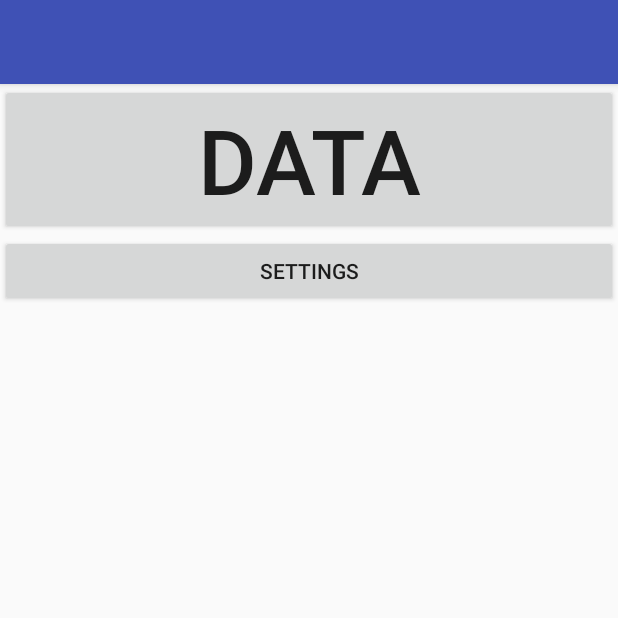
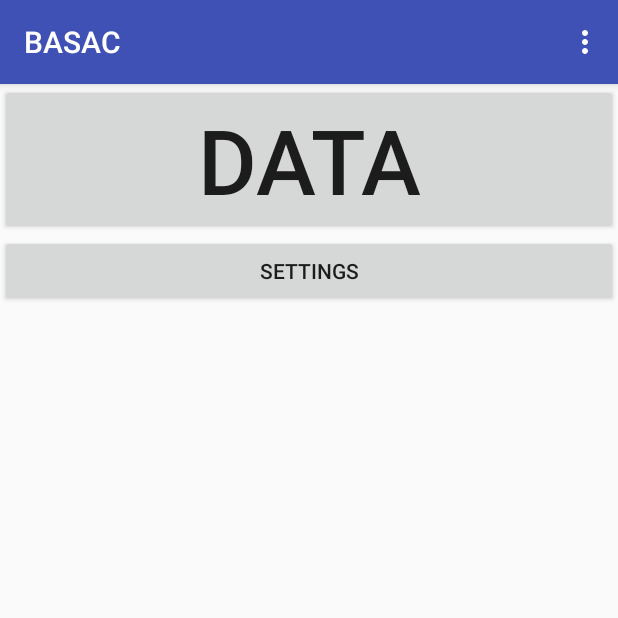
Before and after one commit to ax-rwnd/BASAC, an Android app: the screen it shows after launch (HomeScreenActivity), on a phone screen of 412 x 824 dp, the top half of it. Run offline under Robolectric (Android 15) with nearby library versions, the phone set to English and light mode, and no system bars.

Commit message:
Fix merge...

```diff
--- a/android/app/src/main/java/d0020e/basac/HomeScreenActivity.java
+++ b/android/app/src/main/java/d0020e/basac/HomeScreenActivity.java
@@ -8,9 +8,7 @@ import android.content.Intent;
 import android.content.IntentFilter;
 import android.hardware.SensorEvent;
 import android.hardware.SensorEventListener;
-import android.content.ServiceConnection;
 import android.os.Bundle;
-import android.os.IBinder;
 import android.support.v7.app.AppCompatActivity;
 import android.support.v7.widget.Toolbar;
 import android.util.Log;
@@ -34,7 +32,6 @@ public class HomeScreenActivity extends AppCompatActivity implements SensorEvent
         setContentView(R.layout.activity_home_screen);
         Toolbar toolbar = (Toolbar) findViewById(R.id.toolbar);
         setSupportActionBar(toolbar);
-        setContentView(R.layout.activity_home_screen);
 
         DataStore ds = (DataStore)getApplicationContext();
         ds.mState.setContext(this);
```
